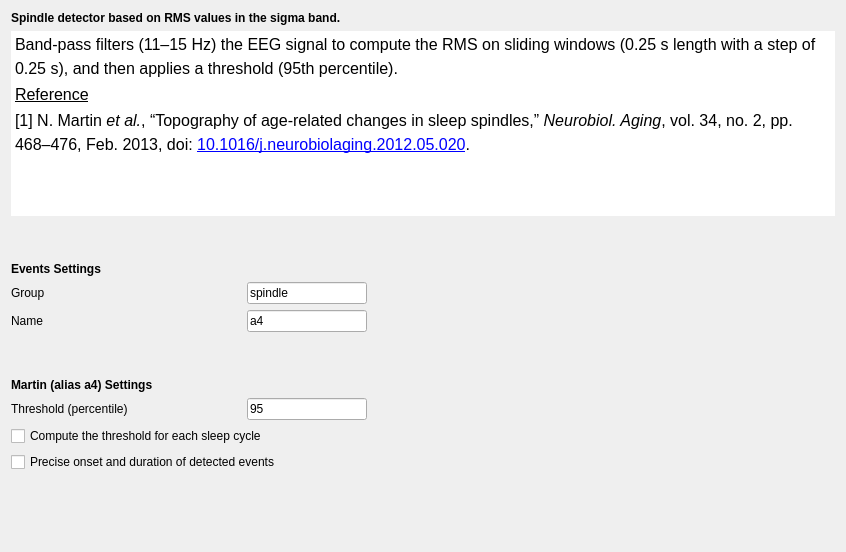
Before: the Qt Designer form tools/CEAMSTools/SpindleDetectionMartin/MartinSettings/Ui_MartinSettings.ui in SnoozToolbox/snooz-package-ceams, drawn with Qt 5.
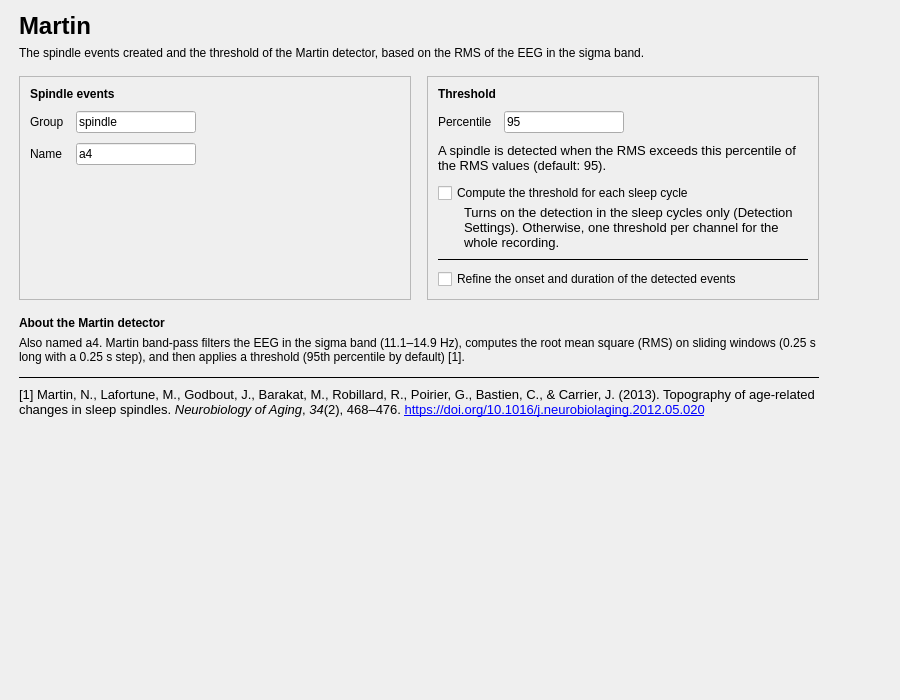
After: the same form once the commit is applied.

Commit message: Detect Spindles with Martin and SUMO: redesigned pages (tools 2.11.3, 2.13.3)

The edit to the form file:
```diff
--- a/tools/CEAMSTools/SpindleDetectionMartin/MartinSettings/Ui_MartinSettings.ui
+++ b/tools/CEAMSTools/SpindleDetectionMartin/MartinSettings/Ui_MartinSettings.ui
@@ -6,117 +6,157 @@
    <rect>
     <x>0</x>
     <y>0</y>
-    <width>846</width>
-    <height>552</height>
+    <width>900</width>
+    <height>700</height>
    </rect>
   </property>
   <property name="windowTitle">
    <string/>
   </property>
-  <layout class="QVBoxLayout" name="verticalLayout_2">
+  <layout class="QVBoxLayout" name="verticalLayout">
+   <property name="leftMargin">
+    <number>19</number>
+   </property>
+   <property name="topMargin">
+    <number>12</number>
+   </property>
+   <property name="rightMargin">
+    <number>19</number>
+   </property>
+   <property name="bottomMargin">
+    <number>12</number>
+   </property>
    <item>
-    <widget class="QLabel" name="label_6">
+    <layout class="QHBoxLayout" name="content_row" stretch="1,0">
+     <property name="leftMargin">
+      <number>0</number>
+     </property>
+     <property name="topMargin">
+      <number>0</number>
+     </property>
+     <property name="rightMargin">
+      <number>0</number>
+     </property>
+     <property name="bottomMargin">
+      <number>0</number>
+     </property>
+     <item>
+      <widget class="QWidget" name="content_widget" native="true">
+       <property name="maximumSize">
+        <size>
+         <width>800</width>
+         <height>16777215</height>
+        </size>
+       </property>
+       <layout class="QVBoxLayout" name="content_layout">
+        <property name="spacing">
+         <number>16</number>
+        </property>
+        <property name="leftMargin">
+         <number>0</number>
+        </property>
+        <property name="topMargin">
+         <number>0</number>
+        </property>
+        <property name="rightMargin">
+         <number>0</number>
+        </property>
+        <property name="bottomMargin">
+         <number>0</number>
+        </property>
+        <item>
+         <layout class="QVBoxLayout" name="header_layout">
+          <property name="spacing">
+           <number>6</number>
+          </property>
+          <item>
+           <widget class="QLabel" name="title_label">
      <property name="font">
       <font>
-       <italic>false</italic>
-       <bold>false</bold>
+              <pointsize>18</pointsize>
+              <bold>true</bold>
       </font>
      </property>
      <property name="text">
-      <string>&lt;html&gt;&lt;head/&gt;&lt;body&gt;&lt;p&gt;&lt;span style=&quot; font-weight:600;&quot;&gt;Spindle detector based on RMS values in the sigma band.&lt;/span&gt;&lt;/p&gt;&lt;/body&gt;&lt;/html&gt;</string>
+             <string>Martin</string>
      </property>
     </widget>
    </item>
    <item>
-    <widget class="QTextEdit" name="textEdit">
-     <property name="maximumSize">
-      <size>
-       <width>16777215</width>
-       <height>185</height>
-      </size>
-     </property>
-     <property name="frameShape">
-      <enum>QFrame::Shape::NoFrame</enum>
-     </property>
-     <property name="lineWidth">
-      <number>0</number>
-     </property>
-     <property name="readOnly">
+           <widget class="QLabel" name="subtitle_label">
+            <property name="text">
+             <string>The spindle events created and the threshold of the Martin detector, based on the RMS of the EEG in the sigma band.</string>
+            </property>
+            <property name="wordWrap">
       <bool>true</bool>
      </property>
-     <property name="html">
-      <string>&lt;!DOCTYPE HTML PUBLIC &quot;-//W3C//DTD HTML 4.0//EN&quot; &quot;http://www.w3.org/TR/REC-html40/strict.dtd&quot;&gt;
-&lt;html&gt;&lt;head&gt;&lt;meta name=&quot;qrichtext&quot; content=&quot;1&quot; /&gt;&lt;meta charset=&quot;utf-8&quot; /&gt;&lt;style type=&quot;text/css&quot;&gt;
-p, li { white-space: pre-wrap; }
-hr { height: 1px; border-width: 0; }
-li.unchecked::marker { content: &quot;\2610&quot;; }
-li.checked::marker { content: &quot;\2612&quot;; }
-&lt;/style&gt;&lt;/head&gt;&lt;body style=&quot; font-size:12pt; font-weight:400; font-style:normal;&quot;&gt;
-&lt;p style=&quot; margin-top:0px; margin-bottom:0px; margin-left:0px; margin-right:0px; -qt-block-indent:0; text-indent:0px; line-height:135%;&quot;&gt;Band-pass filters (11–15 Hz) the EEG signal to compute the RMS on sliding windows (0.25 s length with a step of 0.25 s), and then applies a threshold (95th percentile).&lt;/p&gt;
-&lt;p style=&quot; margin-top:0px; margin-bottom:0px; margin-left:0px; margin-right:0px; -qt-block-indent:0; text-indent:0px; line-height:135%;&quot;&gt;&lt;span style=&quot; text-decoration: underline;&quot;&gt;Reference&lt;/span&gt;&lt;/p&gt;
-&lt;p style=&quot; margin-top:0px; margin-bottom:0px; margin-left:0px; margin-right:0px; -qt-block-indent:0; text-indent:0px; line-height:135%;&quot;&gt;[1] N. Martin &lt;span style=&quot; font-style:italic;&quot;&gt;et al.&lt;/span&gt;, “Topography of age-related changes in sleep spindles,” &lt;span style=&quot; font-style:italic;&quot;&gt;Neurobiol. Aging&lt;/span&gt;, vol. 34, no. 2, pp. 468–476, Feb. 2013, doi: &lt;a href=&quot;https://doi.org/10.1016/j.neurobiolaging.2012.05.020&quot;&gt;&lt;span style=&quot; text-decoration: underline; color:#0000ff;&quot;&gt;10.1016/j.neurobiolaging.2012.05.020&lt;/span&gt;&lt;/a&gt;. &lt;/p&gt;&lt;/body&gt;&lt;/html&gt;</string>
+            <property name="variant" stdset="0">
+             <string notr="true">help</string>
      </property>
     </widget>
    </item>
-   <item>
-    <spacer name="verticalSpacer_2">
-     <property name="orientation">
-      <enum>Qt::Orientation::Vertical</enum>
-     </property>
-     <property name="sizeType">
-      <enum>QSizePolicy::Policy::Fixed</enum>
-     </property>
-     <property name="sizeHint" stdset="0">
-      <size>
-       <width>20</width>
-       <height>40</height>
-      </size>
-     </property>
-    </spacer>
-   </item>
+         </layout>
+        </item>
+        <item>
+         <layout class="QHBoxLayout" name="settings_cards_layout" stretch="1,1">
+          <property name="spacing">
+           <number>16</number>
+          </property>
+          <item>
+           <widget class="QFrame" name="events_card">
+            <property name="frameShape">
+             <enum>QFrame::Shape::StyledPanel</enum>
+            </property>
+            <property name="frameShadow">
+             <enum>QFrame::Shadow::Raised</enum>
+            </property>
+            <layout class="QVBoxLayout" name="events_card_layout">
+             <property name="spacing">
+              <number>10</number>
+             </property>
+             <property name="leftMargin">
+              <number>10</number>
+             </property>
+             <property name="topMargin">
+              <number>10</number>
+             </property>
+             <property name="rightMargin">
+              <number>10</number>
+             </property>
+             <property name="bottomMargin">
+              <number>10</number>
+             </property>
    <item>
     <widget class="QLabel" name="label">
      <property name="font">
       <font>
-       <italic>false</italic>
-       <bold>false</bold>
+                 <bold>true</bold>
       </font>
      </property>
      <property name="text">
-      <string>&lt;html&gt;&lt;head/&gt;&lt;body&gt;&lt;p&gt;&lt;span style=&quot; font-weight:600;&quot;&gt;Events Settings&lt;/span&gt;&lt;/p&gt;&lt;/body&gt;&lt;/html&gt;</string>
+                <string>Spindle events</string>
      </property>
     </widget>
    </item>
    <item>
-    <layout class="QFormLayout" name="formLayout_2">
+              <layout class="QGridLayout" name="events_grid">
+               <property name="horizontalSpacing">
+                <number>12</number>
+               </property>
+               <property name="verticalSpacing">
+                <number>10</number>
+               </property>
      <item row="0" column="0">
-      <layout class="QHBoxLayout" name="horizontalLayout">
-       <item>
         <widget class="QLabel" name="label_2">
-         <property name="sizePolicy">
-          <sizepolicy hsizetype="Preferred" vsizetype="Preferred">
-           <horstretch>0</horstretch>
-           <verstretch>0</verstretch>
-          </sizepolicy>
-         </property>
-         <property name="minimumSize">
-          <size>
-           <width>230</width>
-           <height>0</height>
-          </size>
-         </property>
-         <property name="maximumSize">
-          <size>
-           <width>16777215</width>
-           <height>16777215</height>
-          </size>
+                 <property name="toolTip">
+                  <string>Define in which group the spindles will be added.</string>
          </property>
          <property name="text">
           <string>Group</string>
          </property>
         </widget>
        </item>
-       <item>
+               <item row="0" column="1">
         <widget class="QLineEdit" name="group_lineEdit">
          <property name="minimumSize">
           <size>
@@ -138,46 +178,17 @@
          </property>
         </widget>
        </item>
-      </layout>
-     </item>
-     <item row="0" column="1">
-      <spacer name="horizontalSpacer">
-       <property name="orientation">
-        <enum>Qt::Orientation::Horizontal</enum>
-       </property>
-       <property name="sizeType">
-        <enum>QSizePolicy::Policy::Expanding</enum>
-       </property>
-       <property name="sizeHint" stdset="0">
-        <size>
-         <width>40</width>
-         <height>20</height>
-        </size>
-       </property>
-      </spacer>
-     </item>
      <item row="1" column="0">
-      <layout class="QHBoxLayout" name="horizontalLayout_3">
-       <item>
         <widget class="QLabel" name="label_3">
-         <property name="minimumSize">
-          <size>
-           <width>230</width>
-           <height>0</height>
-          </size>
-         </property>
-         <property name="maximumSize">
-          <size>
-           <width>16777215</width>
-           <height>16777215</height>
-          </size>
+                 <property name="toolTip">
+                  <string>Define the name of the spindle events.</string>
          </property>
          <property name="text">
           <string>Name</string>
          </property>
         </widget>
        </item>
-       <item>
+               <item row="1" column="1">
         <widget class="QLineEdit" name="name_lineEdit">
          <property name="minimumSize">
           <size>
@@ -199,10 +210,8 @@
          </property>
         </widget>
        </item>
-      </layout>
-     </item>
-     <item row="1" column="1">
-      <spacer name="horizontalSpacer_4">
+               <item row="0" column="3">
+                <spacer name="events_grid_spacer">
        <property name="orientation">
         <enum>Qt::Orientation::Horizontal</enum>
        </property>
@@ -217,58 +226,73 @@
     </layout>
    </item>
    <item>
-    <spacer name="verticalSpacer_3">
+              <spacer name="events_stretch">
      <property name="orientation">
       <enum>Qt::Orientation::Vertical</enum>
      </property>
-     <property name="sizeType">
-      <enum>QSizePolicy::Policy::Fixed</enum>
-     </property>
      <property name="sizeHint" stdset="0">
       <size>
        <width>20</width>
-       <height>40</height>
+                 <height>0</height>
       </size>
      </property>
     </spacer>
    </item>
+            </layout>
+           </widget>
+          </item>
+          <item>
+           <widget class="QFrame" name="threshold_card">
+            <property name="frameShape">
+             <enum>QFrame::Shape::StyledPanel</enum>
+            </property>
+            <property name="frameShadow">
+             <enum>QFrame::Shadow::Raised</enum>
+            </property>
+            <layout class="QVBoxLayout" name="threshold_card_layout">
+             <property name="spacing">
+              <number>10</number>
+             </property>
+             <property name="leftMargin">
+              <number>10</number>
+             </property>
+             <property name="topMargin">
+              <number>10</number>
+             </property>
+             <property name="rightMargin">
+              <number>10</number>
+             </property>
+             <property name="bottomMargin">
+              <number>10</number>
+             </property>
    <item>
     <widget class="QLabel" name="label_5">
      <property name="font">
       <font>
-       <italic>false</italic>
-       <bold>false</bold>
+                 <bold>true</bold>
       </font>
      </property>
      <property name="text">
-      <string>&lt;html&gt;&lt;head/&gt;&lt;body&gt;&lt;p&gt;&lt;span style=&quot; font-weight:600;&quot;&gt;Martin (alias a4) Settings&lt;/span&gt;&lt;/p&gt;&lt;/body&gt;&lt;/html&gt;</string>
+                <string>Threshold</string>
      </property>
     </widget>
    </item>
    <item>
-    <layout class="QFormLayout" name="formLayout">
+              <layout class="QGridLayout" name="threshold_grid">
+               <property name="horizontalSpacing">
+                <number>12</number>
+               </property>
+               <property name="verticalSpacing">
+                <number>10</number>
+               </property>
      <item row="0" column="0">
-      <layout class="QHBoxLayout" name="horizontalLayout_2">
-       <item>
         <widget class="QLabel" name="label_4">
-         <property name="minimumSize">
-          <size>
-           <width>230</width>
-           <height>0</height>
-          </size>
-         </property>
-         <property name="maximumSize">
-          <size>
-           <width>16777215</width>
-           <height>16777215</height>
-          </size>
-         </property>
          <property name="text">
-          <string>Threshold (percentile)</string>
+                  <string>Percentile</string>
          </property>
         </widget>
        </item>
-       <item>
+               <item row="0" column="1">
         <widget class="QLineEdit" name="threshold_lineEdit">
          <property name="minimumSize">
           <size>
@@ -287,10 +311,8 @@
          </property>
         </widget>
        </item>
-      </layout>
-     </item>
-     <item row="0" column="1">
-      <spacer name="horizontalSpacer_3">
+               <item row="0" column="3">
+                <spacer name="threshold_grid_spacer">
        <property name="orientation">
         <enum>Qt::Orientation::Horizontal</enum>
        </property>
@@ -302,8 +324,36 @@
        </property>
       </spacer>
      </item>
-     <item row="1" column="0">
-      <layout class="QVBoxLayout" name="verticalLayout">
+              </layout>
+             </item>
+             <item>
+              <widget class="QLabel" name="threshold_help_label">
+               <property name="font">
+                <font>
+                 <pointsize>10</pointsize>
+                </font>
+               </property>
+               <property name="text">
+                <string>A spindle is detected when the RMS exceeds this percentile of the RMS values (default: 95).</string>
+               </property>
+               <property name="wordWrap">
+                <bool>true</bool>
+               </property>
+               <property name="variant" stdset="0">
+                <string notr="true">help</string>
+               </property>
+              </widget>
+             </item>
+             <item>
+              <layout class="QVBoxLayout" name="threshold_options_layout">
+               <property name="spacing">
+                <number>8</number>
+               </property>
+               <item>
+                <layout class="QVBoxLayout" name="threshold_options_layout_1_layout">
+                 <property name="spacing">
+                  <number>2</number>
+                 </property>
        <item>
         <widget class="QCheckBox" name="threshold_cycle_checkBox">
          <property name="sizePolicy">
@@ -312,12 +362,6 @@
            <verstretch>0</verstretch>
           </sizepolicy>
          </property>
-         <property name="minimumSize">
-          <size>
-           <width>350</width>
-           <height>0</height>
-          </size>
-         </property>
          <property name="maximumSize">
           <size>
            <width>16777215</width>
@@ -330,31 +374,168 @@
         </widget>
        </item>
        <item>
+                  <widget class="QLabel" name="threshold_cycle_help_label">
+                   <property name="font">
+                    <font>
+                     <pointsize>10</pointsize>
+                    </font>
+                   </property>
+                   <property name="text">
+                    <string>Turns on the detection in the sleep cycles only (Detection Settings). Otherwise, one threshold per channel for the whole recording.</string>
+                   </property>
+                   <property name="wordWrap">
+                    <bool>true</bool>
+                   </property>
+                   <property name="indent">
+                    <number>26</number>
+                   </property>
+                   <property name="variant" stdset="0">
+                    <string notr="true">help</string>
+                   </property>
+                  </widget>
+                 </item>
+                </layout>
+               </item>
+               <item>
+                <widget class="QFrame" name="threshold_options_layout_line_1">
+                 <property name="frameShape">
+                  <enum>QFrame::Shape::HLine</enum>
+                 </property>
+                 <property name="frameShadow">
+                  <enum>QFrame::Shadow::Plain</enum>
+                 </property>
+                </widget>
+               </item>
+               <item>
+                <layout class="QVBoxLayout" name="threshold_options_layout_2_layout">
+                 <property name="spacing">
+                  <number>2</number>
+                 </property>
+                 <item>
         <widget class="QCheckBox" name="precise_checkBox">
-         <property name="minimumSize">
+                   <property name="toolTip">
+                    <string>The RMS is computed on a sliding window (at each sample) before the onset and after the end of each event to refine its onset and duration. A detected event keeps its length or becomes longer, never shorter.</string>
+                   </property>
+                   <property name="text">
+                    <string>Refine the onset and duration of the detected events</string>
+                   </property>
+                  </widget>
+                 </item>
+                </layout>
+               </item>
+              </layout>
+             </item>
+             <item>
+              <spacer name="threshold_stretch">
+               <property name="orientation">
+                <enum>Qt::Orientation::Vertical</enum>
+               </property>
+               <property name="sizeHint" stdset="0">
           <size>
-           <width>350</width>
+                 <width>20</width>
            <height>0</height>
           </size>
          </property>
-         <property name="toolTip">
-          <string>The RMS values are computed on a sliding window (for each sample) before the onset and after the end of the event to precise the event length.  The detected even cannot be shorter only unchanged or longer.</string>
-         </property>
+              </spacer>
+             </item>
+            </layout>
+           </widget>
+          </item>
+         </layout>
+        </item>
+        <item>
+         <layout class="QVBoxLayout" name="about_martin_layout">
+          <property name="spacing">
+           <number>6</number>
+          </property>
+          <item>
+           <widget class="QLabel" name="label_6">
+            <property name="font">
+             <font>
+              <bold>true</bold>
+             </font>
+            </property>
          <property name="text">
-          <string>Precise onset and duration of detected events</string>
+             <string>About the Martin detector</string>
          </property>
         </widget>
        </item>
-      </layout>
-     </item>
-     <item row="1" column="1">
-      <spacer name="horizontalSpacer_2">
+          <item>
+           <widget class="QLabel" name="textEdit">
+            <property name="text">
+             <string>Also named a4. Martin band-pass filters the EEG in the sigma band (11.1–14.9 Hz), computes the root mean square (RMS) on sliding windows (0.25 s long with a 0.25 s step), and then applies a threshold (95th percentile by default) [1].</string>
+            </property>
+            <property name="wordWrap">
+             <bool>true</bool>
+            </property>
+            <property name="variant" stdset="0">
+             <string notr="true">help</string>
+            </property>
+           </widget>
+          </item>
+          <item>
+           <layout class="QVBoxLayout" name="references_layout">
+            <property name="spacing">
+             <number>8</number>
+            </property>
+            <property name="leftMargin">
+             <number>0</number>
+            </property>
+            <property name="topMargin">
+             <number>6</number>
+            </property>
+            <property name="rightMargin">
+             <number>0</number>
+            </property>
+            <property name="bottomMargin">
+             <number>0</number>
+            </property>
+            <item>
+             <widget class="QFrame" name="references_line">
+              <property name="frameShape">
+               <enum>QFrame::Shape::HLine</enum>
+              </property>
+              <property name="frameShadow">
+               <enum>QFrame::Shadow::Plain</enum>
+              </property>
+             </widget>
+            </item>
+            <item>
+             <widget class="QLabel" name="references_label">
+              <property name="font">
+               <font>
+                <pointsize>10</pointsize>
+               </font>
+              </property>
+              <property name="text">
+               <string>[1] Martin, N., Lafortune, M., Godbout, J., Barakat, M., Robillard, R., Poirier, G., Bastien, C., &amp;amp; Carrier, J. (2013). Topography of age-related changes in sleep spindles. &lt;i&gt;Neurobiology of Aging&lt;/i&gt;, &lt;i&gt;34&lt;/i&gt;(2), 468–476. &lt;a href="https://doi.org/10.1016/j.neurobiolaging.2012.05.020"&gt;https://doi.org/10.1016/j.neurobiolaging.2012.05.020&lt;/a&gt;</string>
+              </property>
+              <property name="textFormat">
+               <enum>Qt::TextFormat::RichText</enum>
+              </property>
+              <property name="wordWrap">
+               <bool>true</bool>
+              </property>
+              <property name="openExternalLinks">
+               <bool>true</bool>
+              </property>
+              <property name="variant" stdset="0">
+               <string notr="true">help</string>
+              </property>
+             </widget>
+            </item>
+           </layout>
+          </item>
+         </layout>
+        </item>
+       </layout>
+      </widget>
+     </item>
+     <item>
+      <spacer name="content_spacer">
        <property name="orientation">
         <enum>Qt::Orientation::Horizontal</enum>
        </property>
-       <property name="sizeType">
-        <enum>QSizePolicy::Policy::Expanding</enum>
-       </property>
        <property name="sizeHint" stdset="0">
         <size>
          <width>40</width>
@@ -372,8 +553,8 @@
      </property>
      <property name="sizeHint" stdset="0">
       <size>
-       <width>20</width>
-       <height>40</height>
+       <width>40</width>
+       <height>20</height>
       </size>
      </property>
     </spacer>
```
Left out of the diff: 10 changed lines with no effect on the pictures. Lines whose indentation alone changed are shown as unchanged. The commit also changes 30 other files.
